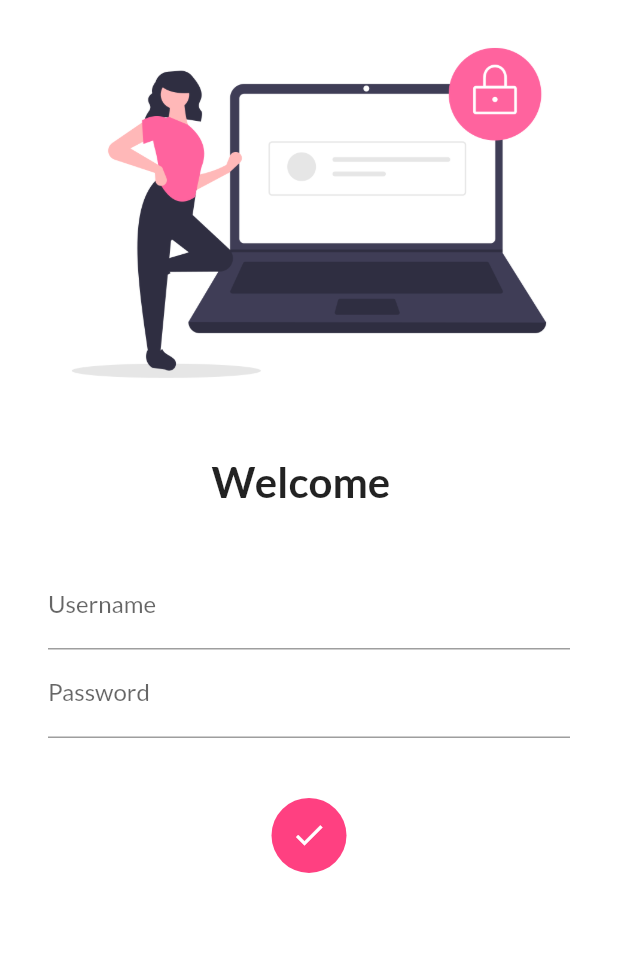
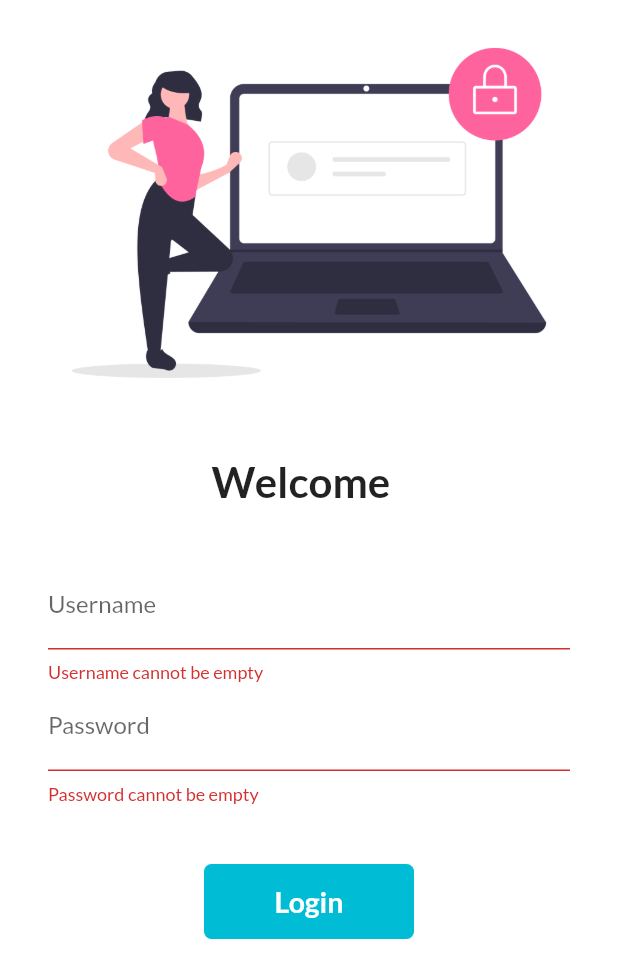
Before and after one commit to sahil0604/futter, a Flutter app: the screen it shows after launch, after a tap on "Login", on a phone screen of 412 x 824 dp. Shown: the top 978 px of the screen. Run offline on Flutter 3.47's test engine with Material 2 defaults, Android fonts, the light colour scheme and no system bars; our stand-ins replace google_fonts.

Commit message:
day 8 complete

```diff
--- a/lib/main.dart
+++ b/lib/main.dart
@@ -15,7 +15,7 @@ class MyApp extends StatelessWidget {
     return MaterialApp(
       themeMode: ThemeMode.light,
       theme: ThemeData(
-        primarySwatch: Colors.deepPurple,
+        primarySwatch: Colors.cyan,
         fontFamily: GoogleFonts.lato().fontFamily,
       ),
       darkTheme: ThemeData(brightness: Brightness.dark),
--- a/lib/pages/home_page.dart
+++ b/lib/pages/home_page.dart
@@ -10,9 +10,9 @@ class HomePage extends StatelessWidget {
       ),
       body: Center(
           child: Container(
-        child: Text("kya bolte chinmay bhaiiiiii",
+        child: Text("Hey there Everyone",
             style: TextStyle(
-                fontSize: 25, fontWeight: FontWeight.bold, color: Colors.red)),
+                fontSize: 25, fontWeight: FontWeight.bold, color: Colors.cyan)),
       )),
       drawer: Drawer(),
     );
--- a/lib/pages/login_page.dart
+++ b/lib/pages/login_page.dart
@@ -11,11 +11,27 @@ class LoginPage extends StatefulWidget {
 class _LoginPageState extends State<LoginPage> {
   String name = "";
   bool changeButton = false;
+  final _formKey = GlobalKey<FormState>();
+  moveToHome(BuildContext context) async {
+    if (_formKey.currentState!.validate()) {
+      setState(() {
+        changeButton = true;
+      });
+      await Future.delayed(Duration(seconds: 1));
+      await Navigator.pushNamed(context, myRoutes.homeRoute);
+      setState(() {
+        changeButton = false;
+      });
+    }
+  }
+
   @override
   Widget build(BuildContext context) {
     return Material(
         color: Colors.white,
         child: SingleChildScrollView(
+          child: Form(
+            key: _formKey,
             child: Column(
               children: [
                 Image.asset(
@@ -26,7 +42,8 @@ class _LoginPageState extends State<LoginPage> {
                   height: 20.0,
                 ),
                 Text("Welcome  " + name,
-                  style: TextStyle(fontSize: 28, fontWeight: FontWeight.bold)),
+                    style:
+                        TextStyle(fontSize: 28, fontWeight: FontWeight.bold)),
                 SizedBox(
                   height: 20.0,
                 ),
@@ -40,6 +57,12 @@ class _LoginPageState extends State<LoginPage> {
                           hintText: "Enter Username",
                           labelText: "Username",
                         ),
+                        validator: (value) {
+                          if (value == null || value.isEmpty) {
+                            return "Username cannot be empty";
+                          }
+                          return null;
+                        },
                         onChanged: (value) {
                           name = value;
                           setState(() {});
@@ -50,17 +73,21 @@ class _LoginPageState extends State<LoginPage> {
                         decoration: InputDecoration(
                           hintText: "Enter Password",
                           labelText: "Password",
-                        )),
+                        ),
+                        validator: (value) {
+                          if (value == null || value.isEmpty) {
+                            return "Password cannot be empty";
+                          } else if (value.length < 6) {
+                            return "Password should of length 6";
+                          }
+                          return null;
+                        },
+                      ),
                       SizedBox(
                         height: 40.0,
                       ),
                       InkWell(
-                      onTap: () {
-                        setState(() {
-                          changeButton = true;
-                        });
-                        // Navigator.pushNamed(context, myRoutes.homeRoute);
-                      },
+                        onTap: () => moveToHome(context),
                         child: AnimatedContainer(
                           duration: Duration(milliseconds: 700),
                           width: changeButton ? 50 : 140,
@@ -79,7 +106,7 @@ class _LoginPageState extends State<LoginPage> {
                                       fontSize: 19),
                                 ),
                           decoration: BoxDecoration(
-                            color: Colors.pinkAccent,
+                              color: Colors.cyan,
                               borderRadius:
                                   BorderRadius.circular(changeButton ? 50 : 5)),
                         ),
@@ -95,6 +122,7 @@ class _LoginPageState extends State<LoginPage> {
                 )
               ],
             ),
+          ),
         ));
   }
 }
```
Lines whose indentation alone changed are shown as unchanged.
